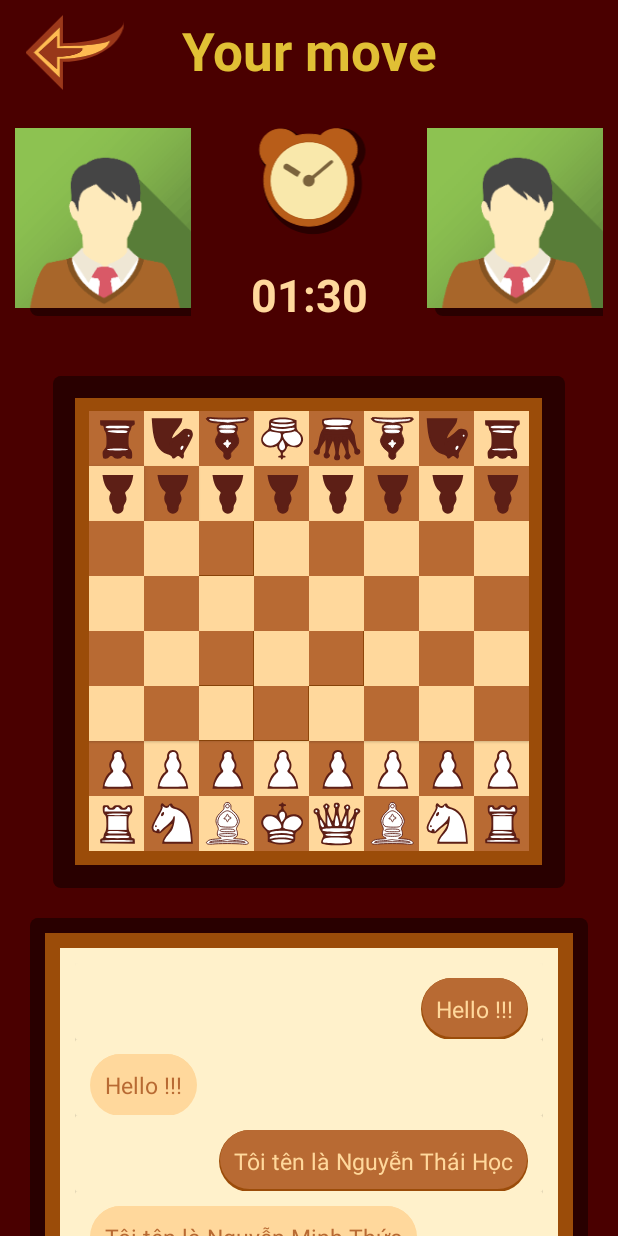
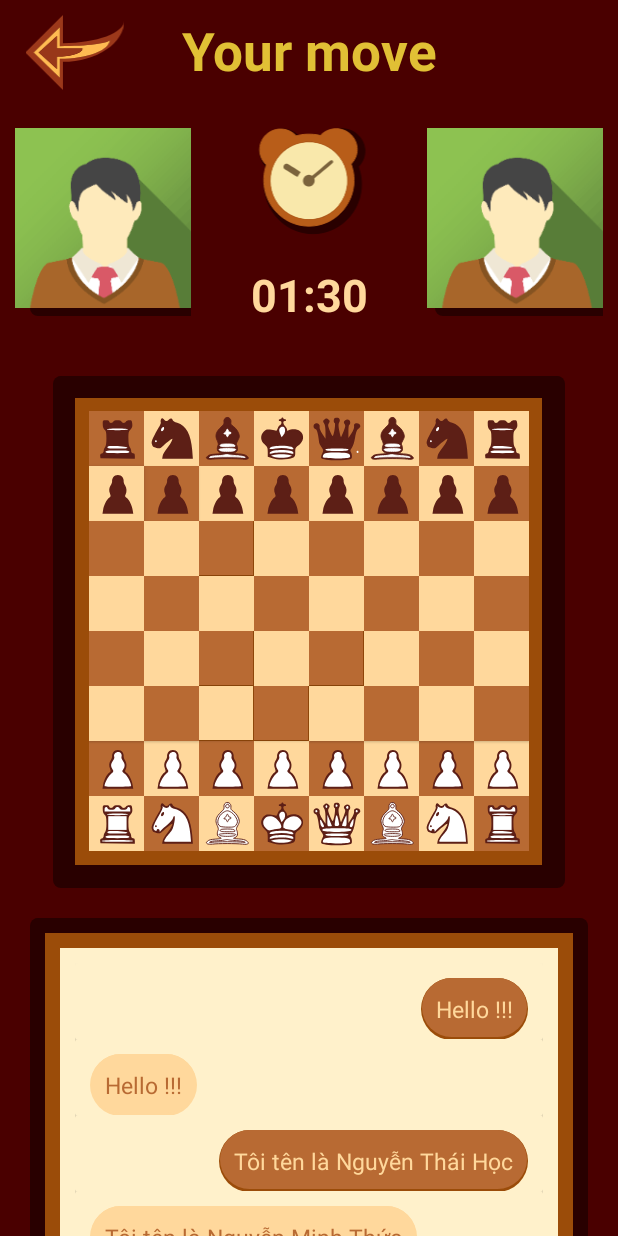
Before and after one commit to huskarit99/android-p2p-application, an Android app: the screen it shows after launch (MainActivity), on a phone screen of 412 x 824 dp. Run offline under Robolectric (Android 15) with nearby library versions, the phone set to English and light mode, and no system bars.

Commit message:
MOD rotate black pieces

```diff
--- a/app/src/main/res/drawable/ic_bbishop.xml
+++ b/app/src/main/res/drawable/ic_bbishop.xml
@@ -5,37 +5,37 @@
     android:viewportHeight="60">
   <path
       android:strokeWidth="1"
-      android:pathData="M33.906,51.246c0.7,-0.8 1,-2.4 0.7,-3.6c-0.4,-1.5 0.5,-3 3.3,-5.5c5.5,-5 6.7,-9.301 4.2,-14.4c-1.101,-2.3 -1.601,-4.4 -1.101,-5.2c0.5,-0.7 0.9,-2.5 0.9,-4.1c0,-2.101 -0.7,-3 -2.8,-3.9c-2.5,-1.1 -2.101,-1.3 4.5,-1.8c5.1,-0.3 7.8,-1 9,-2.3c1.6,-1.5 1.6,-1.9 0.3,-2.8c-0.8,-0.5 -3.4,-0.7 -5.7,-0.4c-5.7,0.8 -26.2,0.8 -32.7,0c-6.398,-0.8 -8.3,0.7 -4.5,3.6c1.601,1.2 4.5,1.9 8.9,2.101c6.1,0.3 6.3,0.399 3.7,1.5c-2,0.899 -2.7,2 -2.7,4c0,1.6 0.4,3.399 0.9,4.2c0.6,0.898 0.199,2.5 -1,4.5c-1,1.699 -1.9,3.899 -1.9,4.899c0,3.3 3.1,8.5 6.4,10.8c2.5,1.7 3.199,2.801 2.8,4.601C26.307,51.846 31.106,54.546 33.906,51.246z"
+      android:pathData="M27.996,8.499c-0.699,0.801 -1,2.4 -0.699,3.6c0.399,1.5 -0.5,3 -3.301,5.5c-5.5,5 -6.699,9.301 -4.199,14.4c1.102,2.3 1.602,4.399 1.102,5.2c-0.5,0.699 -0.898,2.5 -0.898,4.1c0,2.102 0.698,3 2.799,3.9c2.5,1.1 2.102,1.3 -4.5,1.8c-5.101,0.3 -7.799,1 -9,2.3c-1.601,1.5 -1.601,1.9 -0.299,2.801c0.799,0.5 3.398,0.699 5.698,0.399c5.7,-0.8 26.2,-0.8 32.7,0c6.398,0.8 8.3,-0.7 4.5,-3.601c-1.602,-1.199 -4.5,-1.899 -8.9,-2.1c-6.1,-0.301 -6.3,-0.4 -3.699,-1.5c2,-0.9 2.699,-2 2.699,-4c0,-1.601 -0.4,-3.4 -0.9,-4.201c-0.6,-0.897 -0.198,-2.5 1,-4.5c1,-1.699 1.9,-3.898 1.9,-4.898c0,-3.3 -3.1,-8.5 -6.4,-10.8c-2.5,-1.7 -3.198,-2.801 -2.799,-4.603C35.596,7.899 30.797,5.199 27.996,8.499z"
       android:fillColor="#5D1F16"
       android:strokeColor="#5D1F16"/>
   <path
       android:strokeWidth="1"
-      android:pathData="M28.906,48.746c0,-1.3 0.7,-2 2,-2c1.9,0 2.7,2 1.3,3.3C30.906,51.446 28.906,50.646 28.906,48.746z"
+      android:pathData="M32.996,10.999c0,1.301 -0.699,2 -2,2c-1.9,0 -2.699,-2 -1.3,-3.3C30.996,8.3 32.996,9.099 32.996,10.999z"
       android:fillColor="#5D1F16"
       android:strokeColor="#5D1F16"/>
   <path
       android:strokeWidth="1"
-      android:pathData="M26.406,41.746c-3.1,-1.9 -6.5,-7.2 -6.5,-10.2c0,-0.7 0.7,-2.399 1.6,-3.6c1.301,-1.9 2.4,-2.2 8.5,-2.2c3.9,0 7.9,0.4 8.9,1c4.5,2.4 2.6,11.1 -3.3,14.9C31.606,44.246 30.406,44.246 26.406,41.746z"
+      android:pathData="M35.496,17.999c3.1,1.9 6.5,7.2 6.5,10.2c0,0.7 -0.699,2.398 -1.6,3.6c-1.301,1.9 -2.4,2.2 -8.5,2.2c-3.9,0 -7.9,-0.399 -8.9,-1c-4.5,-2.399 -2.6,-11.1 3.301,-14.9C30.297,15.499 31.496,15.499 35.496,17.999z"
       android:fillColor="#5D1F16"
       android:strokeColor="#5D1F16"/>
   <path
       android:strokeWidth="1"
-      android:pathData="M22.906,22.246c-1.1,-1.3 -0.2,-1.5 7.4,-1.5c7.898,0 9.699,0.5 7.898,2.3c-0.299,0.4 -3.699,0.7 -7.299,0.7C26.106,23.746 23.807,23.346 22.906,22.246z"
+      android:pathData="M38.996,37.499c1.1,1.3 0.2,1.5 -7.4,1.5c-7.897,0 -9.698,-0.5 -7.897,-2.3c0.3,-0.4 3.699,-0.7 7.3,-0.7C35.797,35.999 38.096,36.398 38.996,37.499z"
       android:fillColor="#FFFFFF"
       android:strokeColor="#FFFFFF"/>
   <path
       android:strokeWidth="1"
-      android:pathData="M21.906,17.846c0,-1.398 2.8,-2.1 9,-2.1s9,0.7 9,2.1c0,0.5 -4.1,0.9 -9,0.9C25.906,18.746 21.906,18.346 21.906,17.846z"
+      android:pathData="M39.996,41.898c0,1.398 -2.8,2.101 -9,2.101c-6.199,0 -9,-0.7 -9,-2.101c0,-0.5 4.1,-0.899 9,-0.899C35.996,40.999 39.996,41.398 39.996,41.898z"
       android:fillColor="#FFFFFF"
       android:strokeColor="#FFFFFF"/>
   <path
       android:strokeWidth="1"
-      android:pathData="M20.906,11.046c-4.1,-0.3 -8.2,-1 -9,-1.5c-1,-0.6 -0.2,-0.7 2.3,-0.3c4.9,0.8 28.601,0.8 33.4,0c2.8,-0.5 3.399,-0.4 2.3,0.4c-0.8,0.6 -4,1.1 -7,1.199c-3,0.101 -6.9,0.5 -8.5,0.899c-1.7,0.399 -3.7,0.601 -4.5,0.3C29.106,11.745 25.006,11.346 20.906,11.046z"
+      android:pathData="M40.996,48.699c4.1,0.3 8.2,1 9,1.5c1,0.6 0.2,0.699 -2.3,0.3c-4.899,-0.8 -28.601,-0.8 -33.399,0c-2.801,0.5 -3.398,0.399 -2.301,-0.399c0.801,-0.601 4,-1.101 7,-1.199c3,-0.102 6.9,-0.5 8.5,-0.899c1.7,-0.399 3.7,-0.601 4.5,-0.3C32.797,48 36.896,48.398 40.996,48.699z"
       android:fillColor="#FFFFFF"
       android:strokeColor="#FFFFFF"/>
   <path
       android:strokeWidth="1"
-      android:pathData="M31.906,38.646c0,-0.7 0.8,-1.801 1.7,-2.5c1.7,-1.301 1.7,-1.301 0,-1.4c-0.9,0 -1.7,-0.7 -1.7,-1.5s-0.5,-1.5 -1,-1.5c-0.6,0 -1,0.7 -1,1.5s-0.7,1.5 -1.5,1.5s-1.5,0.5 -1.5,1c0,0.6 0.7,1 1.5,1s1.5,0.7 1.5,1.5s0.4,1.5 1,1.5C31.406,39.746 31.906,39.246 31.906,38.646z"
+      android:pathData="M29.996,21.099c0,0.701 -0.8,1.801 -1.699,2.5c-1.701,1.301 -1.701,1.301 0,1.4c0.899,0 1.699,0.7 1.699,1.5c0,0.801 0.5,1.5 1,1.5c0.6,0 1,-0.699 1,-1.5c0,-0.8 0.7,-1.5 1.5,-1.5c0.801,0 1.5,-0.5 1.5,-1c0,-0.6 -0.699,-1 -1.5,-1c-0.8,0 -1.5,-0.699 -1.5,-1.5c0,-0.8 -0.4,-1.5 -1,-1.5C30.496,19.999 29.996,20.499 29.996,21.099z"
       android:fillColor="#FFFFFF"
       android:strokeColor="#FFFFFF"/>
 </vector>
--- a/app/src/main/res/drawable/ic_bking.xml
+++ b/app/src/main/res/drawable/ic_bking.xml
@@ -4,24 +4,24 @@
     android:viewportWidth="60"
     android:viewportHeight="60">
   <path
-      android:pathData="M31.422,51.84c0,-0.5 0.7,-1 1.5,-1s1.5,-0.4 1.5,-1c0,-0.5 -0.7,-1 -1.5,-1c-2,0 -1.9,-3.6 0,-4.4c0.9,-0.3 2.1,-2 2.7,-3.6c0.8,-2.4 1.399,-2.9 2.7,-2.4c0.899,0.4 3.5,0.9 5.8,1.2c3.6,0.3 4.6,0 6.8,-2.3c3.9,-4.3 3.5,-9.8 -1,-13.9c-3.1,-2.899 -3.5,-3.8 -3.5,-8.3v-5.1l-5.1,-1.7c-5.801,-2 -17.5,-1.7 -22.2,0.5c-2.4,1.2 -2.7,1.9 -2.7,6.1c0,4.2 -0.4,5 -3,6.9c-6.4,4.6 -7.5,11.9 -2.3,16c2.8,2.2 9.1,2.7 12.399,1c1.601,-0.9 1.9,-0.7 1.9,0.8c0,1 0.9,2.7 2,3.7c2.3,2.1 2.7,5.5 0.5,5.5c-0.8,0 -1.5,0.5 -1.5,1c0,0.6 0.7,1 1.5,1s1.5,0.5 1.5,1c0,0.6 0.4,1 1,1C30.922,52.84 31.422,52.439 31.422,51.84z"
+      android:pathData="M30,8c0,0.5 -0.7,1 -1.5,1C27.699,9 27,9.4 27,10c0,0.5 0.699,1 1.5,1c2,0 1.9,3.6 0,4.4c-0.9,0.299 -2.1,2 -2.7,3.6c-0.8,2.4 -1.399,2.9 -2.7,2.4c-0.898,-0.4 -3.5,-0.9 -5.8,-1.201c-3.601,-0.299 -4.601,0 -6.8,2.301c-3.9,4.3 -3.5,9.8 1,13.9c3.1,2.898 3.5,3.799 3.5,8.299V49.8l5.1,1.7c5.801,2 17.5,1.699 22.2,-0.5c2.399,-1.2 2.7,-1.9 2.7,-6.1c0,-4.201 0.4,-5 3,-6.9c6.4,-4.6 7.5,-11.9 2.3,-16c-2.8,-2.2 -9.101,-2.7 -12.399,-1c-1.601,0.9 -1.899,0.699 -1.899,-0.801c0,-1 -0.899,-2.699 -2,-3.699c-2.3,-2.1 -2.7,-5.5 -0.5,-5.5c0.8,0 1.5,-0.5 1.5,-1c0,-0.6 -0.7,-1 -1.5,-1s-1.5,-0.5 -1.5,-1c0,-0.6 -0.399,-1 -1,-1C30.5,7 30,7.4 30,8z"
       android:fillColor="#5D1F16"/>
   <path
-      android:pathData="M28.021,41.24c-1.1,-2.801 -0.6,-5.101 1.301,-7.5l2,-2.4l1.6,3.8c1.1,2.8 1.3,4.2 0.5,5.7C32.122,43.24 28.922,43.439 28.021,41.24z"
+      android:pathData="M33.4,18.6c1.101,2.801 0.601,5.102 -1.301,7.5l-2,2.4l-1.6,-3.801C27.4,21.9 27.199,20.5 28,19C29.3,16.6 32.5,16.4 33.4,18.6z"
       android:fillColor="#FFFFFF"/>
   <path
-      android:pathData="M38.521,36.24c-3.5,-2 -7.399,-7.7 -6.899,-10.101c0.2,-1.3 1.6,-2 5.3,-2.399c2.8,-0.4 5.8,-1 6.7,-1.4c1.2,-0.5 2.7,0.2 4.8,2.3C55.922,32.24 47.822,41.74 38.521,36.24z"
+      android:pathData="M22.9,23.6c3.5,2 7.399,7.7 6.899,10.102c-0.2,1.3 -1.601,2 -5.3,2.398c-2.801,0.4 -5.801,1 -6.7,1.4c-1.2,0.5 -2.7,-0.2 -4.8,-2.301C5.5,27.6 13.6,18.1 22.9,23.6z"
+      android:fillColor="#5D1F16"/>
+  <path
+      android:pathData="M49.5,24.5c3.4,3.3 3.1,6.1 -1,10.199c-2.7,2.701 -4,3.399 -5.801,2.801c-1.199,-0.301 -4.101,-0.9 -6.399,-1.2C32.4,35.8 32,35.5 32,32.8C32,24.199 43.699,18.6 49.5,24.5z"
+      android:fillColor="#5D1F16"/>
+  <path
+      android:pathData="M40.8,39.1c1.2,0.5 2.2,1.4 2.2,2c0,0.7 -0.9,0.9 -2.2,0.602c-6.3,-1.5 -12,-1.801 -17.3,-0.801c-6,1.101 -7.6,0.801 -5.801,-1C20.1,37.5 35.1,37 40.8,39.1z"
       android:fillColor="#FFFFFF"/>
   <path
-      android:pathData="M11.922,35.34c-3.4,-3.3 -3.1,-6.1 1,-10.2c2.7,-2.7 4,-3.399 5.8,-2.8c1.2,0.3 4.101,0.9 6.4,1.2c3.899,0.5 4.3,0.8 4.3,3.5C29.422,35.64 17.722,41.24 11.922,35.34z"
+      android:pathData="M40.5,43.6C41.9,43.9 43,44.9 43,45.701c0,1.1 -0.5,1.3 -1.7,0.8c-3.3,-1.3 -15.8,-1.7 -19.7,-0.601c-4.3,1.101 -5.699,0.801 -3.8,-1.101C20.3,42.3 32.699,41.6 40.5,43.6z"
       android:fillColor="#FFFFFF"/>
   <path
-      android:pathData="M20.622,20.74c-1.2,-0.5 -2.2,-1.4 -2.2,-2c0,-0.7 0.9,-0.9 2.2,-0.601c6.3,1.5 12,1.8 17.3,0.8c6,-1.1 7.6,-0.8 5.8,1C41.322,22.34 26.322,22.84 20.622,20.74z"
-      android:fillColor="#FFFFFF"/>
-  <path
-      android:pathData="M20.922,16.24c-1.4,-0.301 -2.5,-1.301 -2.5,-2.101c0,-1.1 0.5,-1.3 1.7,-0.8c3.3,1.3 15.8,1.7 19.7,0.6c4.3,-1.1 5.699,-0.8 3.8,1.101C41.122,17.54 28.722,18.24 20.922,16.24z"
-      android:fillColor="#FFFFFF"/>
-  <path
-      android:pathData="M22.422,11.84l-2.5,-0.7l2.8,-1.2c3.601,-1.399 13.8,-1.399 17.4,0l2.8,1.2l-2.5,0.7c-1.4,0.5 -5.4,0.8 -9,0.8S23.822,12.34 22.422,11.84z"
+      android:pathData="M39,48l2.5,0.699L38.699,49.9c-3.601,1.398 -13.799,1.398 -17.399,0l-2.8,-1.201L21,48c1.4,-0.5 5.4,-0.801 9,-0.801S37.6,47.5 39,48z"
       android:fillColor="#FFFFFF"/>
 </vector>
--- a/app/src/main/res/drawable/ic_bknight.xml
+++ b/app/src/main/res/drawable/ic_bknight.xml
@@ -4,15 +4,15 @@
     android:viewportWidth="60"
     android:viewportHeight="60">
   <path
-      android:pathData="M43.303,50.5c0.4,-0.8 0.4,-2.1 0.101,-2.9c-0.3,-0.699 0.399,-2.6 1.399,-4.199c1.101,-1.601 3.601,-6 5.5,-9.801c3,-5.8 3.4,-7.399 2.7,-10c-0.7,-2.5 -1.5,-3.199 -4.899,-3.899c-3.801,-0.7 -4.301,-0.5 -7.7,2.7c-4.101,3.8 -9.7,8 -9.7,7.2c0,-1.9 2.6,-6.5 6,-10.5c2.2,-2.6 4.3,-6.1 4.6,-7.899L41.903,8h-16.7h-16.8l0.7,9.2c1.3,17.2 6.699,27.2 16.399,30c2.7,0.8 4.7,2 5,3.1c0.5,2.101 2.5,2.2 4.2,0.2c0.7,-0.8 1.8,-1.5 2.5,-1.5s1.8,0.7 2.5,1.5s1.7,1.5 2.2,1.5S43.003,51.3 43.303,50.5z"
+      android:pathData="M18.4,9.5c-0.4,0.8 -0.4,2.1 -0.102,2.9C18.6,13.1 17.9,15 16.9,16.6c-1.102,1.601 -3.602,6 -5.5,9.801c-3,5.8 -3.4,7.398 -2.7,10c0.7,2.5 1.5,3.199 4.899,3.898c3.801,0.7 4.301,0.5 7.699,-2.699c4.102,-3.801 9.7,-8 9.7,-7.201c0,1.9 -2.601,6.5 -6,10.5c-2.2,2.601 -4.3,6.101 -4.601,7.899L19.801,52H36.5h16.801L52.6,42.8c-1.299,-17.2 -6.698,-27.2 -16.398,-30c-2.7,-0.8 -4.7,-2 -5,-3.1c-0.5,-2.101 -2.5,-2.2 -4.2,-0.2c-0.7,0.8 -1.8,1.5 -2.5,1.5s-1.8,-0.7 -2.5,-1.5s-1.7,-1.5 -2.2,-1.5S18.7,8.7 18.4,9.5z"
       android:fillColor="#5D1F16"/>
   <path
-      android:pathData="M29.903,46.5c-11.8,-2.4 -17.2,-10.6 -18.8,-28.4l-0.7,-8.1h14.7c8,0 14.6,0.2 14.6,0.5c0,1.6 -3.2,6.3 -5.9,9c-3.1,2.9 -4.3,6 -5.6,14.3c-0.7,4.5 0.8,6 1.9,1.8c0.3,-1.3 3,-4.3 5.8,-6.699c2.899,-2.301 6.1,-5.2 7,-6.301c1.6,-1.899 1.8,-1.899 1.8,-0.3c0,0.9 0.7,1.7 1.5,1.7s1.5,-0.4 1.5,-1c0,-1.8 2.8,-1.1 3.5,0.9c0.7,2.399 -0.7,6 -6.1,15.3c-2.7,4.5 -4.301,8.3 -3.801,9c0.5,1 0.4,1.1 -0.699,0.1c-1.9,-1.899 -5.601,-1.6 -6.4,0.5c-0.8,1.601 -0.8,1.601 -1.2,0C32.703,47.8 31.303,46.8 29.903,46.5z"
+      android:pathData="M31.801,13.5C43.6,15.9 49,24.1 50.6,41.9l0.701,8.1H36.6c-8,0 -14.6,-0.2 -14.6,-0.5c0,-1.6 3.2,-6.3 5.9,-9c3.1,-2.9 4.3,-6 5.6,-14.3c0.7,-4.5 -0.8,-6 -1.9,-1.8c-0.299,1.3 -3,4.3 -5.799,6.699c-2.899,2.301 -6.101,5.199 -7,6.301C17.2,39.299 17,39.299 17,37.7c0,-0.9 -0.699,-1.7 -1.5,-1.7c-0.8,0 -1.5,0.4 -1.5,1c0,1.8 -2.8,1.1 -3.5,-0.9c-0.699,-2.398 0.7,-6 6.1,-15.3c2.701,-4.5 4.302,-8.3 3.802,-9c-0.5,-1 -0.4,-1.1 0.698,-0.1c1.9,1.899 5.602,1.6 6.4,-0.5c0.801,-1.601 0.801,-1.601 1.2,0C29,12.2 30.4,13.2 31.801,13.5z"
       android:fillColor="#5D1F16"/>
   <path
-      android:pathData="M41.303,42.2c1.9,-1.3 2.5,-4.2 0.801,-4.2c-1.5,0 -2.801,2.2 -2.2,3.9C40.003,42.5 40.703,42.6 41.303,42.2z"
+      android:pathData="M20.4,17.8C18.5,19.1 17.9,22 19.6,22c1.5,0 2.801,-2.2 2.199,-3.9C21.7,17.5 21,17.4 20.4,17.8z"
       android:fillColor="#FFFFFF"/>
   <path
-      android:pathData="M49.703,27c0,-0.5 -0.5,-1 -1,-1c-0.6,0 -1,0.5 -1,1c0,0.6 0.4,1 1,1C49.203,28 49.703,27.6 49.703,27z"
+      android:pathData="M12,33c0,0.5 0.5,1 1,1c0.6,0 1,-0.5 1,-1c0,-0.6 -0.4,-1 -1,-1C12.5,32 12,32.4 12,33z"
       android:fillColor="#FFFFFF"/>
 </vector>
--- a/app/src/main/res/drawable/ic_bpawn.xml
+++ b/app/src/main/res/drawable/ic_bpawn.xml
@@ -4,9 +4,9 @@
     android:viewportWidth="60"
     android:viewportHeight="60">
   <path
-      android:pathData="M36.6,49.449c0.801,-1.399 1.4,-3.3 1.2,-4.3c-0.1,-1 0.5,-2.899 1.5,-4.3c1.9,-2.8 2.2,-5.7 0.7,-9.6c-0.9,-2.2 -0.7,-2.9 1,-4.101c2.7,-1.899 5.8,-8.1 6.6,-13.2l0.7,-4.1H31.5H14.7l0.7,4.1c0.8,5.101 3.899,11.301 6.699,13.2c1.7,1.2 1.9,1.9 1,3.5c-1.6,3 -1.3,7.4 0.601,10.2c1,1.4 1.6,3.3 1.5,4.3c-0.2,1 0.399,2.9 1.2,4.3C28.7,52.85 34.3,52.85 36.6,49.449z"
+      android:pathData="M26.4,12.398c-0.801,1.399 -1.4,3.301 -1.2,4.301c0.1,1 -0.5,2.898 -1.5,4.299c-1.9,2.801 -2.2,5.701 -0.7,9.601c0.9,2.2 0.7,2.899 -1,4.101c-2.7,1.899 -5.8,8.101 -6.6,13.2L14.7,52h16.8h16.8l-0.7,-4.101c-0.8,-5.101 -3.898,-11.301 -6.699,-13.2c-1.699,-1.199 -1.899,-1.899 -1,-3.5c1.601,-3 1.301,-7.399 -0.601,-10.199c-1,-1.4 -1.6,-3.301 -1.5,-4.301c0.2,-1 -0.399,-2.899 -1.2,-4.3C34.3,8.998 28.7,8.998 26.4,12.398z"
       android:fillColor="#5D1F16"/>
   <path
-      android:pathData="M28,48.35c-0.6,-0.8 -0.9,-2.3 -0.5,-3.5c0.4,-1.3 -0.1,-2.9 -1.4,-4.6c-2.5,-3.2 -2.699,-6.2 -0.5,-9.301C27.2,28.75 27.1,28.55 23.7,25.75c-3,-2.5 -6.7,-9.7 -6.7,-13.101c0,-0.399 6.5,-0.8 14.5,-0.8c8.8,0 14.5,0.4 14.5,1c0,3 -3.7,9.9 -6.7,12.7c-3.3,3 -3.399,3.3 -1.899,5.5c2.199,3.1 2,6 -0.5,9.2c-1.101,1.5 -1.801,3.399 -1.5,4.199C37,48.55 30.9,51.85 28,48.35z"
+      android:pathData="M35,13.498c0.6,0.8 0.9,2.3 0.5,3.5c-0.4,1.3 0.1,2.899 1.4,4.6c2.5,3.2 2.699,6.2 0.5,9.301c-1.601,2.199 -1.5,2.399 1.899,5.199c3,2.5 6.7,9.7 6.7,13.102c0,0.398 -6.5,0.799 -14.5,0.799c-8.8,0 -14.5,-0.399 -14.5,-1c0,-3 3.7,-9.899 6.7,-12.699c3.3,-3 3.399,-3.301 1.899,-5.5c-2.199,-3.1 -2,-6 0.5,-9.2c1.101,-1.5 1.801,-3.399 1.5,-4.199C26,13.298 32.1,9.998 35,13.498z"
       android:fillColor="#5D1F16"/>
 </vector>
--- a/app/src/main/res/drawable/ic_bqueen.xml
+++ b/app/src/main/res/drawable/ic_bqueen.xml
@@ -4,42 +4,45 @@
     android:viewportWidth="60"
     android:viewportHeight="60">
   <path
-      android:pathData="M32.699,53.391c1.6,-0.601 1.699,-5 0.199,-5.5c-1.101,-0.399 0.601,-12.5 2.101,-14.101c0.3,-0.399 1.8,2.101 3.2,5.601c2.199,5.5 2.3,6.601 1.1,8.399c-1.199,1.8 -1.199,2.3 0.2,3.7c2.101,2 2.899,2 5,0c1.399,-1.5 1.399,-1.801 0,-4c-1,-1.5 -1.5,-4.7 -1.5,-9.602v-7.199l3.399,5.399c2.201,3.5 3.301,6.3 3,7.601c-0.699,2.601 1.801,4.801 4.601,3.899c2.601,-0.8 2.7,-5.1 0.101,-6c-1.399,-0.399 -2.201,-2.1 -3,-6.899c-0.601,-3.399 -1.101,-6.899 -1.101,-7.699c0,-0.801 -1.101,-3.101 -2.5,-5.101c-2.399,-3.6 -2.5,-3.8 -0.899,-7.2c0.899,-1.899 1.399,-4.1 1.101,-4.899c-0.802,-2 -15.7,-3.3 -25.601,-2.101c-7,0.801 -7.6,1.101 -7.899,3.301c-0.2,1.3 0.2,3.5 0.899,4.8c1.101,2 1,2.7 -0.899,5.2c-1.3,1.8 -2.7,6.1 -3.5,11.1c-1.101,6.2 -1.9,8.5 -3.601,9.6c-1.1,0.802 -2.1,2.102 -2.1,2.802c0,2.198 2.7,3.8 5,3.1c1.6,-0.5 2.1,-1.399 1.8,-3.399c-0.1,-1.801 0.9,-4.5 3,-7.699l3.2,-4.9v7.301c0,4.101 -0.4,7.199 -1,7.199s-1,1.1 -1,2.4c0,3.199 3.5,4.5 5.8,2.199c1.4,-1.399 1.5,-2 0.4,-3.699c-1.2,-1.801 -1,-2.9 0.899,-7.801c1.2,-3.101 2.5,-6 2.9,-6.399s1.2,2.399 1.9,6.399c1.1,5.699 1.1,7.601 0.1,9.5C25.999,52.29 28.799,54.99 32.699,53.391z"
+      android:pathData="M28.301,7.699c-1.6,0.601 -1.699,5 -0.199,5.5c1.102,0.398 -0.601,12.5 -2.101,14.101c-0.3,0.399 -1.8,-2.101 -3.2,-5.601c-2.199,-5.5 -2.3,-6.602 -1.1,-8.399c1.199,-1.8 1.199,-2.3 -0.2,-3.7c-2.101,-2 -2.899,-2 -5,0c-1.399,1.5 -1.399,1.801 0,4c1,1.5 1.5,4.7 1.5,9.602V30.4l-3.399,-5.398c-2.201,-3.5 -3.301,-6.301 -3,-7.602c0.699,-2.601 -1.801,-4.801 -4.601,-3.898c-2.601,0.8 -2.7,5.1 -0.101,6c1.398,0.398 2.201,2.1 3,6.898c0.601,3.399 1.101,6.899 1.101,7.699c0,0.801 1.101,3.102 2.5,5.102c2.399,3.6 2.5,3.8 0.899,7.199c-0.899,1.899 -1.399,4.101 -1.102,4.899c0.803,2 15.7,3.3 25.602,2.101c7,-0.801 7.6,-1.101 7.898,-3.301c0.2,-1.3 -0.199,-3.5 -0.898,-4.8c-1.102,-2 -1,-2.7 0.898,-5.2c1.301,-1.8 2.7,-6.1 3.5,-11.1c1.102,-6.2 1.9,-8.5 3.602,-9.6c1.1,-0.803 2.1,-2.103 2.1,-2.803c0,-2.197 -2.7,-3.8 -5,-3.1c-1.6,0.5 -2.1,1.398 -1.8,3.398c0.1,1.801 -0.9,4.5 -3,7.699l-3.2,4.9v-7.301c0,-4.102 0.4,-7.199 1,-7.199s1,-1.1 1,-2.4c0,-3.199 -3.5,-4.5 -5.8,-2.199c-1.4,1.399 -1.5,2 -0.4,3.699c1.2,1.801 1,2.9 -0.899,7.801c-1.199,3.102 -2.5,6 -2.899,6.399s-1.2,-2.399 -1.899,-6.399c-1.101,-5.699 -1.101,-7.601 -0.101,-9.5C35.001,8.8 32.201,6.1 28.301,7.699z"
       android:fillColor="#5D1F16"/>
   <path
-      android:pathData="M29.799,50.59c0,-0.5 0.5,-1.1 1.1,-1.3C31.5,49.09 32,49.689 32,50.59c0,0.901 -0.5,1.5 -1.102,1.301C30.299,51.689 29.799,51.09 29.799,50.59z"
+      android:pathData="M31.201,10.5c0,0.5 -0.5,1.1 -1.1,1.3C29.5,12 29,11.4 29,10.5c0,-0.901 0.5,-1.5 1.102,-1.301C30.701,9.4 31.201,10 31.201,10.5z"
       android:fillColor="#5D1F16"/>
   <path
-      android:pathData="M40.999,49.59c0,-0.8 0.399,-1.5 1,-1.5c0.5,0 1,0.7 1,1.5c0,0.801 -0.5,1.5 -1,1.5C41.398,51.09 40.999,50.391 40.999,49.59z"
+      android:pathData="M20.001,11.5c0,0.8 -0.399,1.5 -1,1.5c-0.5,0 -1,-0.7 -1,-1.5c0,-0.801 0.5,-1.5 1,-1.5C19.602,10 20.001,10.699 20.001,11.5z"
       android:fillColor="#5D1F16"/>
   <path
-      android:pathData="M17.999,48.59c0,-0.8 0.4,-1.5 0.9,-1.5c1.3,0 2.199,1.6 1.399,2.4C19.199,50.59 17.999,50.09 17.999,48.59z"
+      android:pathData="M43.001,12.5c0,0.8 -0.399,1.5 -0.899,1.5c-1.301,0 -2.199,-1.6 -1.399,-2.4C41.801,10.5 43.001,11 43.001,12.5z"
       android:fillColor="#5D1F16"/>
   <path
-      android:pathData="M7.799,44.59c0,-0.5 0.5,-1.1 1.101,-1.3c0.6,-0.2 1.1,0.399 1.1,1.3c0,0.901 -0.5,1.5 -1.1,1.301C8.299,45.689 7.799,45.09 7.799,44.59z"
+      android:pathData="M51.8,44.59c0,-0.5 0.5,-1.1 1.101,-1.3c0.6,-0.2 1.1,0.399 1.1,1.3s-0.5,1.5 -1.1,1.3C52.3,45.689 51.8,45.09 51.8,44.59z"
+      android:fillColor="#FFFFFF"/>
+  <path
+      android:pathData="M53.201,16.5c0,0.5 -0.5,1.1 -1.102,1.3C51.5,18 51,17.4 51,16.5c0,-0.901 0.5,-1.5 1.1,-1.301C52.701,15.4 53.201,16 53.201,16.5z"
       android:fillColor="#5D1F16"/>
   <path
-      android:pathData="M28.099,30.09c-0.1,-0.9 0.9,-1.6 2.5,-1.7c2.601,-0.1 2.601,0 2,4.799c-1.101,8.201 -1.899,9 -3.2,3.4C28.699,33.891 28.099,30.891 28.099,30.09z"
+      android:pathData="M32.9,31c0.101,0.9 -0.899,1.6 -2.5,1.699c-2.601,0.101 -2.601,0 -2,-4.799c1.102,-8.201 1.899,-9 3.201,-3.399C32.301,27.199 32.9,30.199 32.9,31z"
       android:fillColor="#5D1F16"/>
   <path
-      android:pathData="M35.999,28.39c0,-0.2 1.101,-0.3 2.5,-0.3c2.399,0 2.5,0.2 2.5,6.301l-0.101,6.199l-2.399,-5.9C37.1,31.391 35.999,28.59 35.999,28.39z"
+      android:pathData="M25.001,32.699c0,0.201 -1.101,0.301 -2.5,0.301c-2.399,0 -2.5,-0.2 -2.5,-6.301l0.101,-6.199l2.399,5.9C23.9,29.699 25.001,32.5 25.001,32.699z"
       android:fillColor="#5D1F16"/>
   <path
-      android:pathData="M19.999,34.09c0,-5.7 0.1,-6 2.5,-6c1.4,0 2.5,0.3 2.5,0.7c0,1 -4.3,11.3 -4.7,11.3C20.099,40.09 19.999,37.391 19.999,34.09z"
+      android:pathData="M41.001,27c0,5.699 -0.101,6 -2.5,6c-1.399,0 -2.5,-0.301 -2.5,-0.7c0,-1 4.3,-11.3 4.7,-11.3C40.9,21 41.001,23.699 41.001,27z"
       android:fillColor="#5D1F16"/>
   <path
-      android:pathData="M44.6,27.89c1.199,-1.8 3.199,-0.6 3.799,2.3c1.102,5.801 0.602,6.4 -1.799,2.4C45.299,30.39 44.398,28.29 44.6,27.89z"
+      android:pathData="M16.4,33.199C15.201,35 13.201,33.8 12.602,30.9c-1.103,-5.802 -0.603,-6.4 1.799,-2.4C15.701,30.699 16.602,32.8 16.4,33.199z"
       android:fillColor="#5D1F16"/>
   <path
-      android:pathData="M12.699,31.29c0.5,-3.9 2.399,-5.5 3.8,-3.3c0.5,0.899 -3.4,8.5 -4.1,7.898C12.299,35.689 12.399,33.689 12.699,31.29z"
+      android:pathData="M48.301,29.8c-0.5,3.899 -2.398,5.5 -3.8,3.3c-0.5,-0.898 3.399,-8.5 4.101,-7.898C48.701,25.4 48.602,27.4 48.301,29.8z"
       android:fillColor="#5D1F16"/>
   <path
-      android:pathData="M17.099,25.49c-2.5,-0.5 -2.899,-0.9 -2,-2c1.7,-2.101 30.4,-2 31.2,0c0.4,1 -0.199,1.6 -1.6,1.899C41.1,26.09 20.499,26.189 17.099,25.49z"
+      android:pathData="M43.9,35.6c2.5,0.5 2.899,0.9 2,2c-1.699,2.102 -30.399,2 -31.199,0c-0.4,-1 0.199,-1.6 1.6,-1.898C19.9,35 40.501,34.9 43.9,35.6z"
       android:fillColor="#5D1F16"/>
   <path
-      android:pathData="M17.999,18.89c0,-1 3.2,-1.3 12.5,-1.3s12.5,0.3 12.5,1.3c0,0.9 -3.2,1.2 -12.5,1.2S17.999,19.79 17.999,18.89z"
+      android:pathData="M43.001,42.199c0,1 -3.2,1.301 -12.5,1.301s-12.5,-0.301 -12.5,-1.301c0,-0.899 3.2,-1.199 12.5,-1.199S43.001,41.3 43.001,42.199z"
       android:fillColor="#FFFFFF"/>
   <path
-      android:pathData="M20.499,15.29c-3.1,-0.601 -4.1,-1.2 -4.3,-2.9c-0.3,-1.899 0.3,-2.2 6.399,-2.8c6,-0.7 22.2,0 23.2,1c0.2,0.2 0.101,1.3 -0.3,2.4c-0.398,1.3 -1.7,2.1 -3.8,2.399C36.199,16.09 24.699,15.99 20.499,15.29z"
+      android:pathData="M40.501,45.8c3.101,0.601 4.101,1.2 4.3,2.899c0.301,1.899 -0.3,2.201 -6.398,2.801c-6,0.699 -22.2,0 -23.2,-1c-0.2,-0.2 -0.101,-1.301 0.3,-2.4c0.398,-1.3 1.7,-2.1 3.8,-2.398C24.801,45 36.301,45.1 40.501,45.8z"
       android:fillColor="#FFFFFF"/>
 </vector>
--- a/app/src/main/res/drawable/ic_brook.xml
+++ b/app/src/main/res/drawable/ic_brook.xml
@@ -4,24 +4,24 @@
     android:viewportWidth="60"
     android:viewportHeight="60">
   <path
-      android:pathData="M47.117,47.7c0,-3.101 -0.6,-4.9 -2,-6.2c-1.7,-1.5 -2,-3.1 -2,-9.5c0,-5.1 0.5,-8.2 1.5,-9.6c0.8,-1 1.5,-2.9 1.5,-4c0,-1.301 0.8,-2.4 2.1,-2.7c1.5,-0.4 2,-1.2 1.7,-2.9l-0.3,-2.3l-18.8,-0.3l-18.7,-0.2v3c0,2.3 0.4,3 2,3c1.4,0 2,0.7 2,2.3c0,1.2 0.7,3.101 1.5,4.101c1,1.399 1.5,4.5 1.5,9.6c0,6.7 -0.3,7.9 -2.3,9.8c-1.8,1.7 -2.2,3 -1.9,6.2c0.4,3.7 0.601,4 3.3,4c1.7,0 3.2,-0.6 3.5,-1.5c0.4,-0.8 1.5,-1.5 2.5,-1.5c1.101,0 2.2,0.7 2.5,1.5c0.4,1 2,1.5 4.4,1.5s4,-0.5 4.4,-1.5c0.3,-0.8 1.5,-1.5 2.6,-1.5s2,0.7 2,1.5c0,1 1.1,1.5 3.5,1.5C47.117,52 47.117,52 47.117,47.7z"
+      android:pathData="M15,14.3c0,3.101 0.6,4.9 2,6.2c1.7,1.5 2,3.1 2,9.5c0,5.1 -0.5,8.2 -1.5,9.6c-0.8,1 -1.5,2.9 -1.5,4c0,1.301 -0.8,2.4 -2.1,2.7c-1.5,0.4 -2,1.2 -1.7,2.9l0.3,2.3l18.801,0.3L50,52v-3c0,-2.3 -0.4,-3 -2,-3c-1.4,0 -2,-0.7 -2,-2.3c0,-1.2 -0.699,-3.101 -1.5,-4.101c-1,-1.399 -1.5,-4.5 -1.5,-9.601c0,-6.7 0.301,-7.899 2.301,-9.8c1.799,-1.7 2.199,-3 1.899,-6.2c-0.399,-3.7 -0.601,-4 -3.3,-4c-1.7,0 -3.2,0.601 -3.5,1.5c-0.4,0.8 -1.5,1.5 -2.5,1.5c-1.102,0 -2.2,-0.7 -2.5,-1.5c-0.4,-1 -2,-1.5 -4.4,-1.5s-4,0.5 -4.4,1.5c-0.299,0.8 -1.5,1.5 -2.6,1.5s-2,-0.7 -2,-1.5c0,-1 -1.1,-1.5 -3.5,-1.5C15,10 15,10 15,14.3z"
       android:fillColor="#5D1F16"/>
   <path
-      android:pathData="M41.717,48.5c-0.3,-0.9 -1.899,-1.5 -4.1,-1.5s-3.8,0.6 -4.1,1.5c-0.4,0.8 -1.4,1.5 -2.4,1.5s-2,-0.7 -2.4,-1.5c-0.3,-0.9 -1.899,-1.5 -4.1,-1.5s-3.8,0.6 -4.1,1.5c-1,2.5 -3.4,1.7 -3.4,-1V45h14h14v2.5C45.117,50.2 42.717,51 41.717,48.5z"
+      android:pathData="M20.4,13.5c0.3,0.9 1.898,1.5 4.1,1.5s3.801,-0.6 4.1,-1.5C29,12.7 30,12 31,12s2,0.7 2.4,1.5c0.3,0.9 1.898,1.5 4.1,1.5s3.801,-0.6 4.1,-1.5c1,-2.5 3.4,-1.7 3.4,1V17H31H17v-2.5C17,11.8 19.4,11 20.4,13.5z"
       android:fillColor="#5D1F16"/>
   <path
-      android:pathData="M19.617,42c0.4,-0.6 5.3,-1 11.5,-1s11.1,0.4 11.5,1s-3.7,1 -11.5,1S19.217,42.6 19.617,42z"
+      android:pathData="M42.5,20c-0.4,0.6 -5.3,1 -11.5,1c-6.199,0 -11.1,-0.4 -11.5,-1s3.7,-1 11.5,-1C38.801,19 42.9,19.4 42.5,20z"
       android:fillColor="#FFFFFF"/>
   <path
-      android:pathData="M21.117,32.5l0,-7.5l10,0l10,0l0,7.5l0,7.5l-10,0l-10,0z"
+      android:pathData="M41,29.5l0,7.5l-10,0l-10,0l0,-7.5l0,-7.5l10,0l10,0z"
       android:fillColor="#5D1F16"/>
   <path
-      android:pathData="M20.317,22.3c-0.3,-1 2.3,-1.3 10.7,-1.3c10.199,0 12.3,0.5 10.399,2.4C40.117,24.6 20.817,23.6 20.317,22.3z"
+      android:pathData="M41.801,39.7C42.1,40.7 39.5,41 31.1,41c-10.198,0 -12.299,-0.5 -10.398,-2.4C22,37.4 41.301,38.4 41.801,39.7z"
       android:fillColor="#FFFFFF"/>
   <path
-      android:pathData="M18.117,17.5c0,-1.3 2.1,-1.5 13,-1.5s13,0.2 13,1.5s-2.1,1.5 -13,1.5S18.117,18.8 18.117,17.5z"
+      android:pathData="M44,44.5c0,1.3 -2.1,1.5 -13,1.5s-13,-0.2 -13,-1.5S20.1,43 31,43S44,43.2 44,44.5z"
       android:fillColor="#FFFFFF"/>
   <path
-      android:pathData="M14.117,13c0,-0.6 6.3,-1 17,-1s17,0.4 17,1s-6.3,1 -17,1S14.117,13.6 14.117,13z"
+      android:pathData="M48,49c0,0.6 -6.3,1 -17,1c-10.699,0 -17,-0.4 -17,-1s6.301,-1 17,-1C41.7,48 48,48.4 48,49z"
       android:fillColor="#5D1F16"/>
 </vector>
--- /dev/null
+++ b/app/src/main/res/layout/activity_home.xml
@@ -0,0 +1,6 @@
+<?xml version="1.0" encoding="utf-8"?>
+<androidx.constraintlayout.widget.ConstraintLayout
+    xmlns:android="http://schemas.android.com/apk/res/android" android:layout_width="match_parent"
+    android:layout_height="match_parent">
+
+</androidx.constraintlayout.widget.ConstraintLayout>
--- a/app/src/main/res/values/colors.xml
+++ b/app/src/main/res/values/colors.xml
@@ -1,5 +1,8 @@
 <?xml version="1.0" encoding="utf-8"?>
   <resources>
+    <color name="colorButton">#B54900</color>
+    <color name="colorDiamond">#D2C026</color>
+    <color name="colorDivider">#863E23</color>
     <color name="colorPrimary">#3F51B5</color>
     <color name="colorPrimaryDark">#4A0000</color>
     <color name="colorAccent">#FF4081</color>
```
